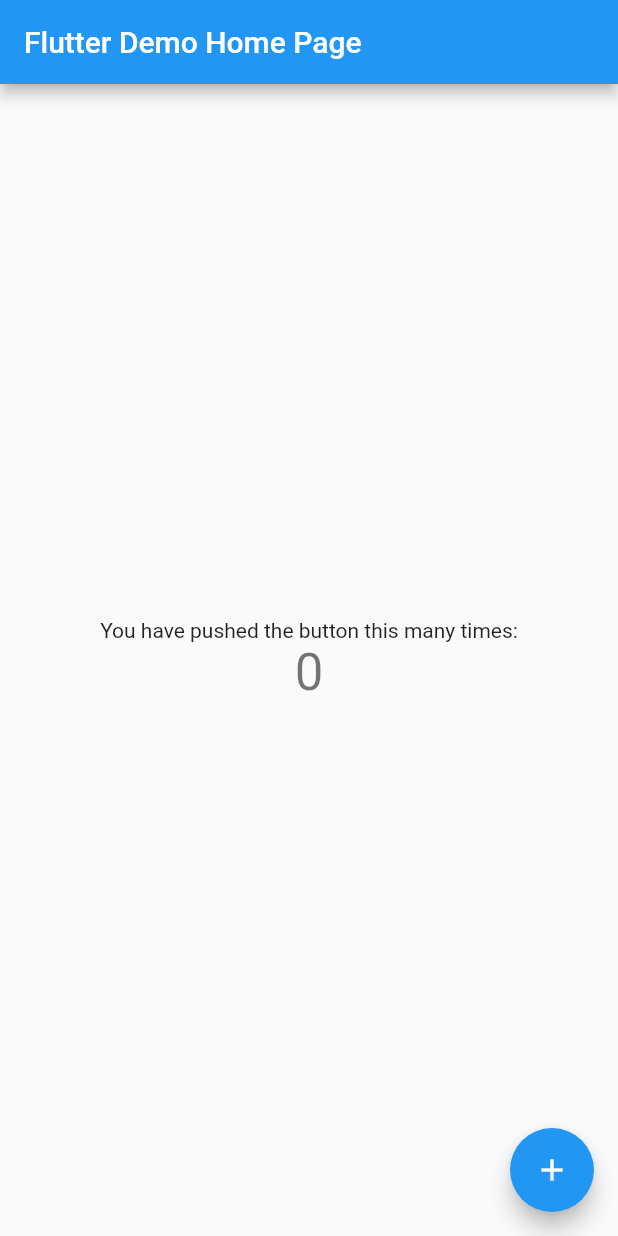
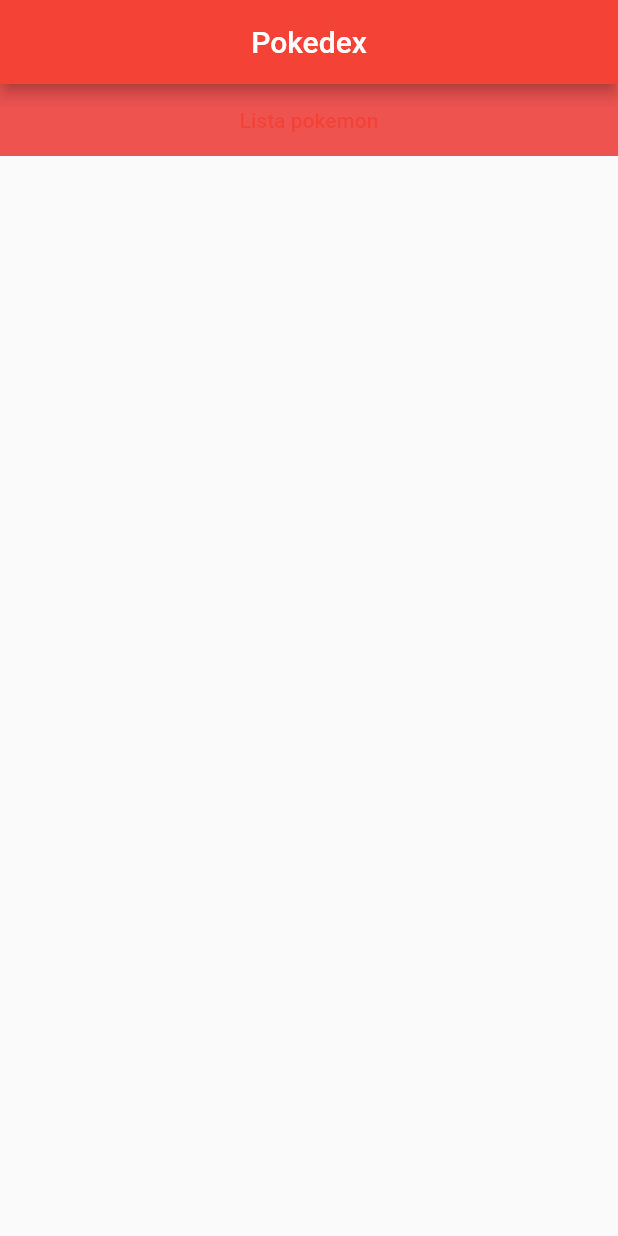
Before and after one commit to filipecard/pokedex_app, a Flutter app: the screen it shows after launch, on a phone screen of 412 x 824 dp. Run offline on Flutter 3.47's test engine with Material 2 defaults, Android fonts, the phone set to English and light mode, and no system bars.

Commit message:
add: http lib add: clean architecture add: inital view page pokemon

```diff
--- /dev/null
+++ b/lib/features/pokedex/data/repositories/pokemon_repository.dart
@@ -0,0 +1,5 @@
+import '../models/pokemon.dart';
+
+abstract class PokemonRepository {
+  Future<List<Pokemon>> getAllPokemons();
+}
--- a/lib/main.dart
+++ b/lib/main.dart
@@ -1,4 +1,5 @@
 import 'package:flutter/material.dart';
+import 'package:pokedex_app/features/pokedex/presentation/pages/list_pokemon.dart';
 
 void main() {
   runApp(const MyApp());
@@ -11,36 +12,17 @@ class MyApp extends StatelessWidget {
   @override
   Widget build(BuildContext context) {
     return MaterialApp(
-      title: 'Flutter Demo',
+      title: 'Pokedex',
       theme: ThemeData(
-        // This is the theme of your application.
-        //
-        // Try running your application with "flutter run". You'll see the
-        // application has a blue toolbar. Then, without quitting the app, try
-        // changing the primarySwatch below to Colors.green and then invoke
-        // "hot reload" (press "r" in the console where you ran "flutter run",
-        // or simply save your changes to "hot reload" in a Flutter IDE).
-        // Notice that the counter didn't reset back to zero; the application
-        // is not restarted.
-        primarySwatch: Colors.blue,
+        primarySwatch: Colors.red,
       ),
-      home: const MyHomePage(title: 'Flutter Demo Home Page'),
+      home: const MyHomePage(title: 'Pokedex'),
     );
   }
 }
 
 class MyHomePage extends StatefulWidget {
   const MyHomePage({super.key, required this.title});
-
-  // This widget is the home page of your application. It is stateful, meaning
-  // that it has a State object (defined below) that contains fields that affect
-  // how it looks.
-
-  // This class is the configuration for the state. It holds the values (in this
-  // case the title) provided by the parent (in this case the App widget) and
-  // used by the build method of the State. Fields in a Widget subclass are
-  // always marked "final".
-
   final String title;
 
   @override
@@ -48,68 +30,23 @@ class MyHomePage extends StatefulWidget {
 }
 
 class _MyHomePageState extends State<MyHomePage> {
-  int _counter = 0;
-
-  void _incrementCounter() {
-    setState(() {
-      // This call to setState tells the Flutter framework that something has
-      // changed in this State, which causes it to rerun the build method below
-      // so that the display can reflect the updated values. If we changed
-      // _counter without calling setState(), then the build method would not be
-      // called again, and so nothing would appear to happen.
-      _counter++;
-    });
-  }
-
   @override
   Widget build(BuildContext context) {
-    // This method is rerun every time setState is called, for instance as done
-    // by the _incrementCounter method above.
-    //
-    // The Flutter framework has been optimized to make rerunning build methods
-    // fast, so that you can just rebuild anything that needs updating rather
-    // than having to individually change instances of widgets.
     return Scaffold(
       appBar: AppBar(
-        // Here we take the value from the MyHomePage object that was created by
-        // the App.build method, and use it to set our appbar title.
-        title: Text(widget.title),
+        title: Center(child: Text(widget.title)),
       ),
-      body: Center(
-        // Center is a layout widget. It takes a single child and positions it
-        // in the middle of the parent.
-        child: Column(
-          // Column is also a layout widget. It takes a list of children and
-          // arranges them vertically. By default, it sizes itself to fit its
-          // children horizontally, and tries to be as tall as its parent.
-          //
-          // Invoke "debug painting" (press "p" in the console, choose the
-          // "Toggle Debug Paint" action from the Flutter Inspector in Android
-          // Studio, or the "Toggle Debug Paint" command in Visual Studio Code)
-          // to see the wireframe for each widget.
-          //
-          // Column has various properties to control how it sizes itself and
-          // how it positions its children. Here we use mainAxisAlignment to
-          // center the children vertically; the main axis here is the vertical
-          // axis because Columns are vertical (the cross axis would be
-          // horizontal).
-          mainAxisAlignment: MainAxisAlignment.center,
-          children: <Widget>[
-            const Text(
-              'You have pushed the button this many times:',
-            ),
-            Text(
-              '$_counter',
-              style: Theme.of(context).textTheme.headline4,
-            ),
-          ],
+      body: Container(
+        width: double.infinity,
+        color: Colors.red[400],
+        child: TextButton(
+          onPressed: () {
+            Navigator.push(context,
+                MaterialPageRoute(builder: (context) => const ListPokemon()));
+          },
+          child: Text("Lista pokemon"),
         ),
       ),
-      floatingActionButton: FloatingActionButton(
-        onPressed: _incrementCounter,
-        tooltip: 'Increment',
-        child: const Icon(Icons.add),
-      ), // This trailing comma makes auto-formatting nicer for build methods.
     );
   }
 }
--- a/pubspec.yaml
+++ b/pubspec.yaml
@@ -12,8 +12,7 @@ environment:
 dependencies:
   flutter:
     sdk: flutter
-
-
+  http: ^0.13.4
   cupertino_icons: ^1.0.2
 
 dev_dependencies:
```
Also changed, not shown: lib/features/pokedex/data/controller/controller_page_pokemon.dart (added, +35 -0 lines), lib/features/pokedex/data/models/pokemon.dart (added, +27 -0 lines), lib/features/pokedex/data/models/stats_pokemon.dart (added, +13 -0 lines), lib/features/pokedex/data/models/type_pokemon.dart (added, +13 -0 lines), lib/features/pokedex/data/usecases/get_all_pokemons.dart (added, +12 -0 lines), lib/features/pokedex/presentation/bloc/pokedex_bloc.dart (deleted, +0 -13 lines), lib/features/pokedex/presentation/bloc/pokedex_event.dart (deleted, +0 -8 lines), lib/features/pokedex/presentation/bloc/pokedex_state.dart (deleted, +0 -10 lines), lib/features/pokedex/presentation/pages/list_pokemon.dart (added, +84 -0 lines), pubspec.lock.
